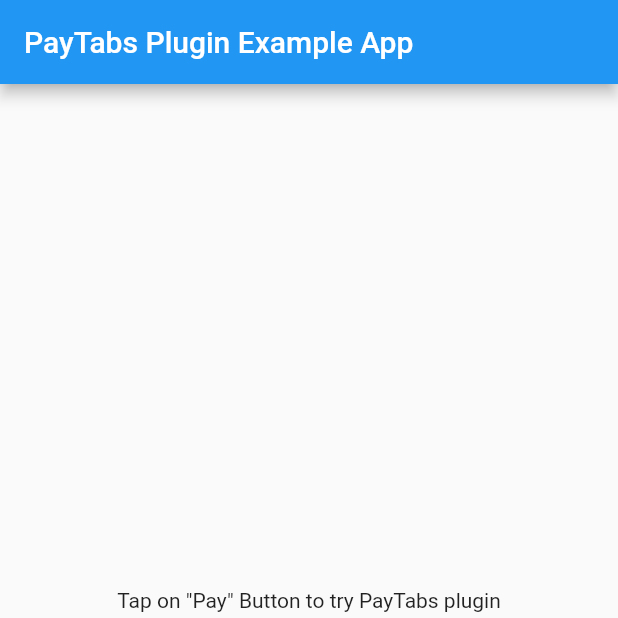
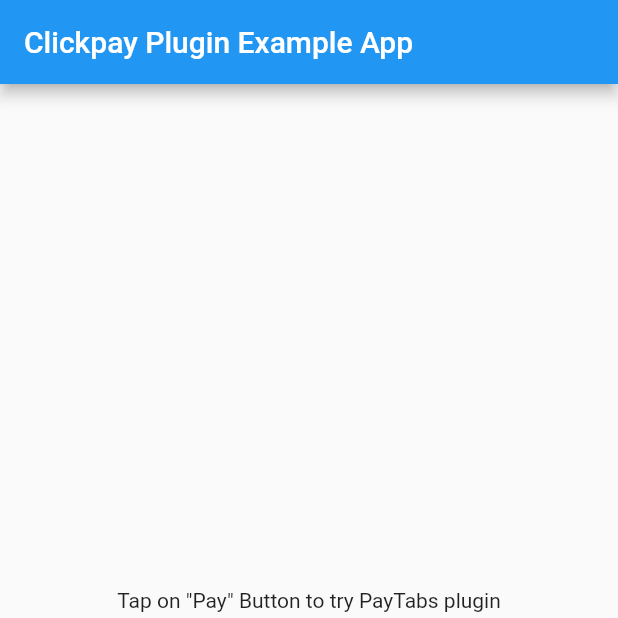
Before and after one commit to paytabscom/flutter-sdk-bridge, a Flutter app: the screen it shows after launch, on a phone screen of 412 x 824 dp, the top half of it. Run offline on Flutter 3.47's test engine with Material 2 defaults, Android fonts, the phone set to English and light mode, and no system bars.

Commit message:
renaming to clickpay

```diff
--- a/example/lib/main.dart
+++ b/example/lib/main.dart
@@ -126,7 +126,7 @@
     return MaterialApp(
       home: Scaffold(
         appBar: AppBar(
-          title: const Text('PayTabs Plugin Example App'),
+          title: const Text('Clickpay Plugin Example App'),
         ),
         body: Center(
             child: Column(
--- a/pubspec.yaml
+++ b/pubspec.yaml
@@ -1,6 +1,6 @@
 name: flutter_clickpay_bridge
 description: Flutter plugin for Paytabs.
-version: 2.0.3-beta
+version: 2.0.4-beta
 homepage: "https://github.com/paytabscom/flutter-sdk-bridge"
 environment:
   sdk: ">=2.12.0 <3.0.0"
```
Also changed, not shown: 2 other files.
